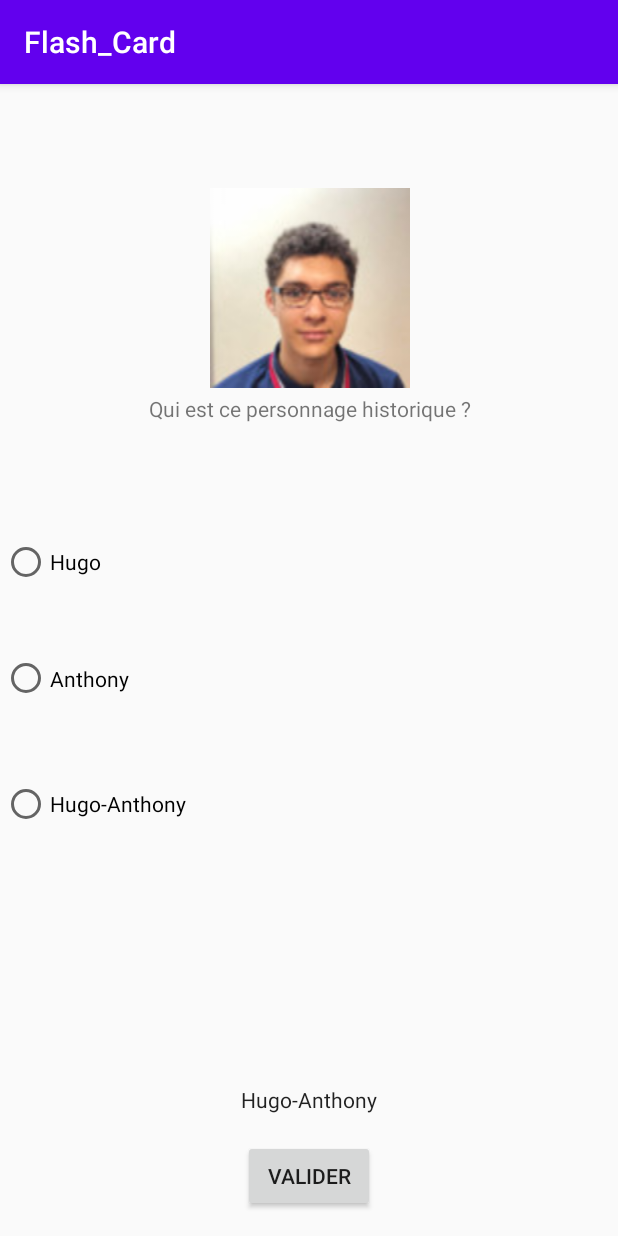
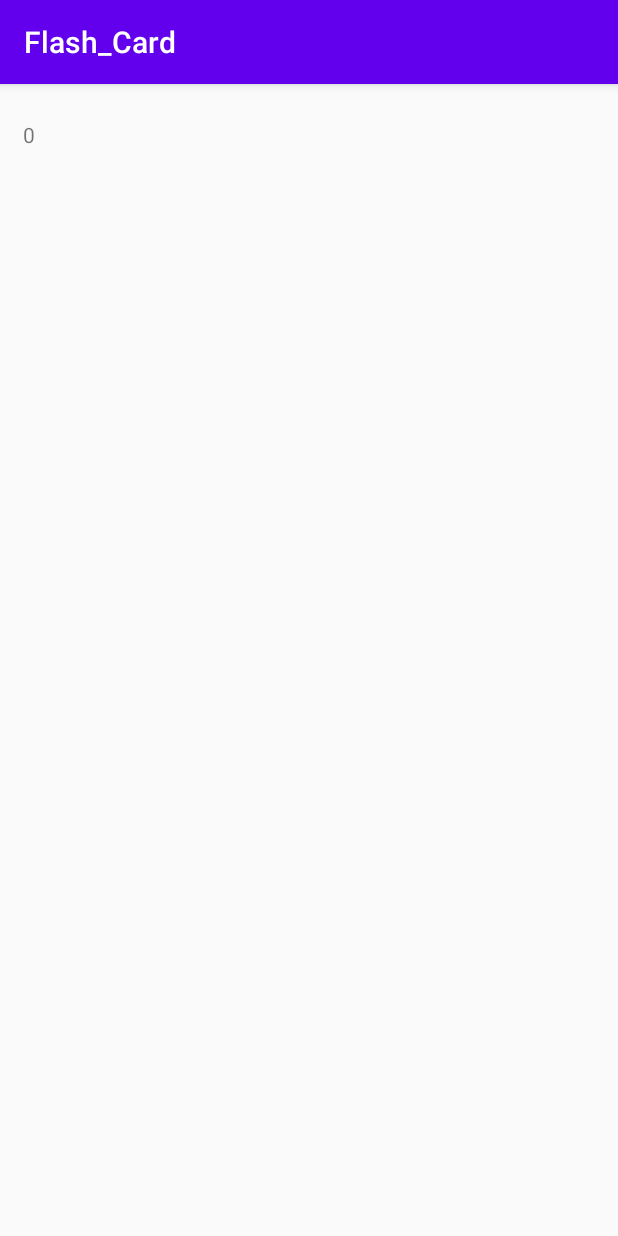
Before and after one commit to J4ckyLIM/Flash_Card, an Android app: the GameActivity screen opened directly, with no data from a screen before it, after a tap on "VALIDER", on a phone screen of 412 x 824 dp. Run offline under Robolectric (Android 15) with nearby library versions, the phone set to English and light mode, and no system bars; 1 statement that could not run was skipped.

Commit message:
coorection GameActivity , ajout ResultActivity

```diff
--- a/app/src/main/java/com/example/flash_card/GameActivity.java
+++ b/app/src/main/java/com/example/flash_card/GameActivity.java
@@ -1,6 +1,7 @@
 package com.example.flash_card;
 import androidx.appcompat.app.AppCompatActivity;
 import android.os.Bundle;
+import android.util.Log;
 import android.view.View;
 import android.widget.Button;
 import android.content.Intent;
@@ -25,7 +26,14 @@ public class GameActivity extends AppCompatActivity {
         card = new Card(R.drawable.hugo, "Qui est ce personnage historique ?", "Hugo", "Anthony", "Hugo-Anthony","Hugo-Anthony" );
         quizz.cards.add(card);
         //quizz.cards.get(0).image
-        //TextView Suivie = findViewById(R.id.SuiviTextView);
+
+        String question = quizz.count + "/" + quizz.cards.size() ;
+
+        final TextView Suivie = findViewById(R.id.SuiviTextView);
+        Suivie.setText(question);
+
+
+
         ImageView Question = findViewById(R.id.PhotoQuizz);
         Question.setImageResource(card.image);
         TextView  Quizz = findViewById(R.id.QuestionTextView);
@@ -44,13 +52,28 @@ public class GameActivity extends AppCompatActivity {
             public void onClick(View v) {
                 int selectedId = radioQuestion.getCheckedRadioButtonId();
                 RadioButton validate = findViewById(selectedId);
+
                 Intent ValIntent = new Intent(GameActivity.this, GameActivity.class);
                 Reponse.setText(card.reponse);
-                if(card.reponse .equals(validate.getText())) {
+
+                Suivie.setText(quizz.count++ + "/" + quizz.cards.size());
+
+                if (card.reponse.equals(validate.getText())) {
                     quizz.ga++;
+                    Log.i("GAME" , ""+quizz.ga);
                 }
-                //finish
-                // startActivity(GameActivity);
+               if ((quizz.cards.size() == quizz.count)){
+                    Log.i("GameActivity", "COUCOU");
+                    Intent Resintent = new Intent(GameActivity.this, ResultActivity.class);
+                    Resintent.putExtra("aResult", quizz.ga);
+                    startActivity(Resintent);
+
+
+
+
+            }
+              //  finish();
+               // startActivity(GameActivity.this);
             }
         });
     }
--- a/app/src/main/java/com/example/flash_card/ResultActivity.java
+++ b/app/src/main/java/com/example/flash_card/ResultActivity.java
@@ -2,7 +2,9 @@ package com.example.flash_card;
 
 import androidx.appcompat.app.AppCompatActivity;
 
+import android.content.Intent;
 import android.os.Bundle;
+import android.widget.TextView;
 
 public class ResultActivity extends AppCompatActivity {
 
@@ -10,5 +12,11 @@ public class ResultActivity extends AppCompatActivity {
     protected void onCreate(Bundle savedInstanceState) {
         super.onCreate(savedInstanceState);
         setContentView(R.layout.activity_result);
+
+        final Intent intent = getIntent();
+
+        int result = intent.getIntExtra("aResult" , 0);
+        TextView resultat = findViewById(R.id.ResultTextView);
+        resultat.setText(""+result);
     }
 }
--- a/app/src/main/java/com/example/flash_card/SingleCardActivity.java
+++ b/app/src/main/java/com/example/flash_card/SingleCardActivity.java
@@ -19,7 +19,7 @@ public class SingleCardActivity extends AppCompatActivity {
         setContentView(R.layout.activity_single_card);
 
         Intent srcIntent = getIntent();
-        int image = srcIntent.getIntExtra("image")
+       // int image = srcIntent.getIntExtra("image");
     }
 
 }
--- a/app/src/main/res/layout/activity_game.xml
+++ b/app/src/main/res/layout/activity_game.xml
@@ -50,7 +50,7 @@
         app:layout_constraintStart_toStartOf="parent" />
 
     <TextView
-        android:id="@+id/QuestionTextView "
+        android:id="@+id/QuestionTextView"
         android:layout_width="384dp"
         android:layout_height="27dp"
         android:gravity="center"
@@ -64,16 +64,19 @@
         android:id="@+id/QuestionRadioGroup"
         android:layout_width="410dp"
         android:layout_height="275dp"
+        android:layout_marginStart="24dp"
+        android:layout_marginLeft="24dp"
         app:layout_constraintBottom_toTopOf="@+id/RepTextView"
         app:layout_constraintEnd_toEndOf="parent"
+        app:layout_constraintHorizontal_bias="0.51"
         app:layout_constraintStart_toStartOf="parent"
         app:layout_constraintTop_toBottomOf="@+id/QuestionTextView "
-        app:layout_constraintVertical_bias="0.36">
+        app:layout_constraintVertical_bias="0.45">
 
         <RadioButton
             android:id="@+id/Reponse1"
             android:layout_width="match_parent"
-            android:layout_height="73dp"
+            android:layout_height="75dp"
             android:text="RadioButton" />
 
         <RadioButton
--- a/app/src/main/res/layout/activity_result.xml
+++ b/app/src/main/res/layout/activity_result.xml
@@ -6,4 +6,13 @@
     android:layout_height="match_parent"
     tools:context=".ResultActivity">
 
+    <TextView
+        android:id="@+id/ResultTextView"
+        android:layout_width="381dp"
+        android:layout_height="44dp"
+        android:layout_marginTop="24dp"
+        android:text="TextView"
+        app:layout_constraintEnd_toEndOf="parent"
+        app:layout_constraintStart_toStartOf="parent"
+        app:layout_constraintTop_toTopOf="parent" />
 </androidx.constraintlayout.widget.ConstraintLayout>
```
